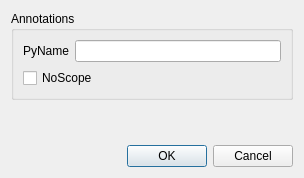
Qt form metasip/api_editor/Designer/EnumPropertiesBase.ui (Python-SIP/metasip) before a commit.
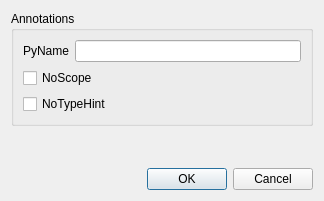
The same form after that commit.

Commit message: Added support for the /NoTypeHint/ annotations. Renamed %ModuleTypeHintCode to %TypeHintCode. Released as v1.16.

What changed in the file:
```diff
--- a/metasip/api_editor/Designer/EnumPropertiesBase.ui
+++ b/metasip/api_editor/Designer/EnumPropertiesBase.ui
@@ -6,20 +6,22 @@
    <rect>
     <x>0</x>
     <y>0</y>
-    <width>304</width>
-    <height>178</height>
+    <width>324</width>
+    <height>201</height>
    </rect>
   </property>
   <property name="windowTitle">
    <string>Enum Properties</string>
   </property>
-  <layout class="QVBoxLayout" name="verticalLayout">
+  <layout class="QVBoxLayout" name="verticalLayout_2">
    <item>
     <widget class="QGroupBox" name="groupBox">
      <property name="title">
       <string>Annotations</string>
      </property>
-     <layout class="QGridLayout" name="gridLayout">
+     <layout class="QVBoxLayout" name="verticalLayout">
+      <item>
+       <layout class="QFormLayout" name="formLayout">
       <item row="0" column="0">
        <widget class="QLabel" name="label">
         <property name="text">
@@ -30,13 +32,22 @@
       <item row="0" column="1">
        <widget class="QLineEdit" name="pyName"/>
       </item>
-      <item row="1" column="0" colspan="2">
+       </layout>
+      </item>
+      <item>
        <widget class="QCheckBox" name="noScopeCb">
         <property name="text">
          <string>NoScope</string>
         </property>
        </widget>
       </item>
+      <item>
+       <widget class="QCheckBox" name="noTypeHintCb">
+        <property name="text">
+         <string>NoTypeHint</string>
+        </property>
+       </widget>
+      </item>
      </layout>
     </widget>
    </item>
```
Left out of the diff: 1 changed line with no effect on the pictures. Lines whose indentation alone changed are shown as unchanged. The commit also changes 16 other files.
